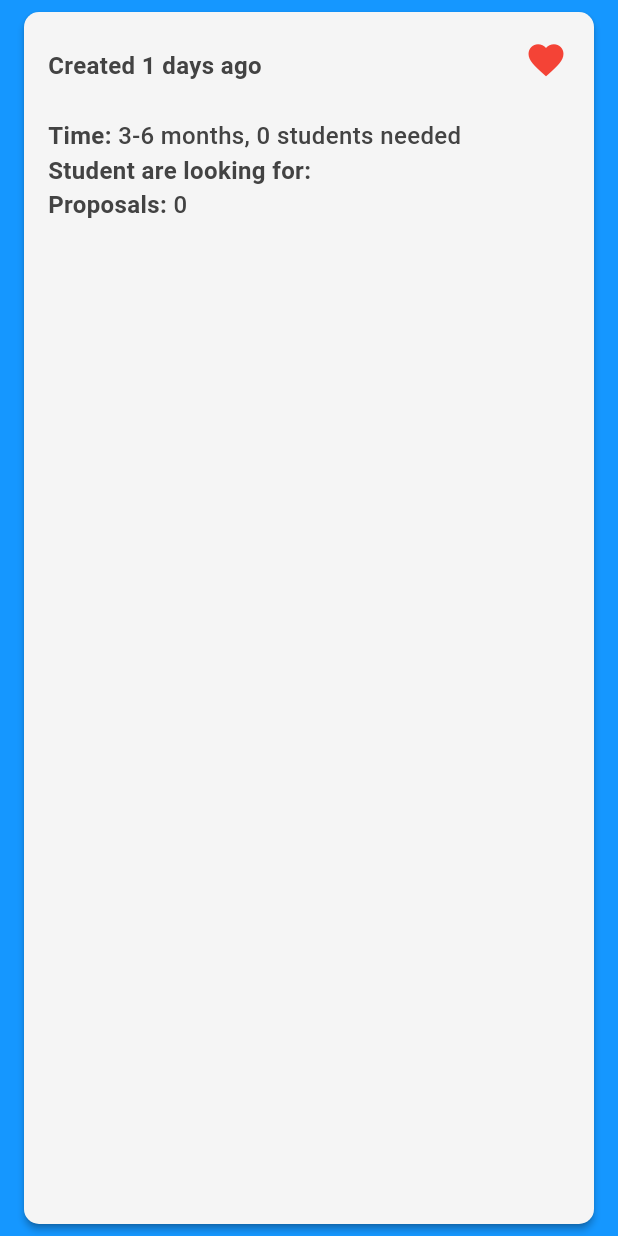
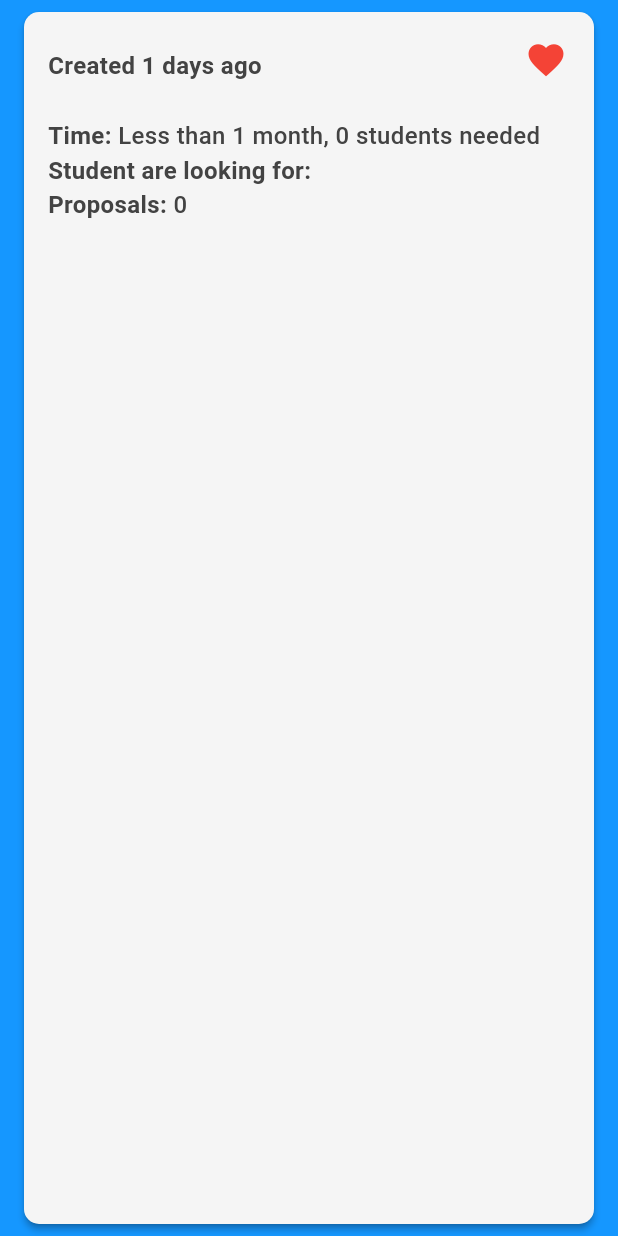
Before and after one commit to PhuocDinh462/student_hub, a Flutter app: the ProjectCard widget shown alone on an empty page, opened directly with empty values, after a tap on the "favorite outline" icon, on a phone screen of 412 x 824 dp. Run offline on Flutter 3.47's test engine with Material 3 defaults, Android fonts, the phone set to English and light mode, and no system bars; drawn by our look-alikes of loader_overlay; our stand-ins replace awesome_snackbar_content, dio, dotted_border, equatable, file_picker, flutter_dotenv and 9 more; missing offline and left inert: country_flags, language_code; accounts and stored records are empty; generated files the repository leaves out were written again; network calls fail.

Commit message:
feat: add favorite project

```diff
--- a/lib/screens/project/projects.dart
+++ b/lib/screens/project/projects.dart
@@ -241,7 +241,9 @@ class _ProjectsState extends State<Projects> {
                       child: ListView.builder(
                         itemCount: filteredProjects.length,
                         itemBuilder: (context, index) {
-                          return ProjectCard(project: filteredProjects[index]);
+                          return ProjectCard(
+                              project: filteredProjects[index],
+                              projectService: projectService);
                         },
                       ),
                     ),
--- a/lib/screens/project/projects_saved.dart
+++ b/lib/screens/project/projects_saved.dart
@@ -81,7 +81,9 @@ class _ProjectsSavedState extends State<ProjectsSaved> {
                       child: ListView.builder(
                         itemCount: projects.length,
                         itemBuilder: (context, index) {
-                          return ProjectCard(project: projects[index]);
+                          return ProjectCard(
+                              project: projects[index],
+                              projectService: projectService);
                         },
                       ),
                     ),
--- a/lib/widgets/project_card.dart
+++ b/lib/widgets/project_card.dart
@@ -1,12 +1,18 @@
+import 'package:dio/dio.dart';
 import 'package:flutter/material.dart';
+import 'package:provider/provider.dart';
+import 'package:student_hub/api/services/api.services.dart';
 import 'package:student_hub/constants/theme.dart';
 import 'package:student_hub/models/project.dart';
+import 'package:student_hub/providers/providers.dart';
 import 'package:student_hub/widgets/project_detail.dart';
+import 'package:flutter_dotenv/flutter_dotenv.dart';
 
 class ProjectCard extends StatefulWidget {
   final Project project;
-
-  const ProjectCard({super.key, required this.project});
+  final ProjectService projectService;
+  const ProjectCard(
+      {super.key, required this.project, required this.projectService});
 
   @override
   State<ProjectCard> createState() => _ProjectCardState();
@@ -19,29 +25,59 @@ class _ProjectCardState extends State<ProjectCard> {
   late String projectDescription;
   late int proposalsCount;
   late bool isFavorite;
-
+  final Dio dio = Dio();
+  final String? apiServer = dotenv.env['API_SERVER'];
   @override
   void initState() {
     super.initState();
-    updateProjectData();
+    initializeStateProject();
   }
 
-  void updateProjectData() {
+  void initializeStateProject() {
     final project = widget.project;
     daysAgo = DateTime.now().difference(project.createdAt).inDays > 0
         ? DateTime.now().difference(project.createdAt).inDays
         : 1;
-    timeDuration = project.completionTime == ProjectScopeFlag.oneToThreeMonth
-        ? '1-3 months'
-        : '3-6 months';
+    timeDuration = project.completionTime == ProjectScopeFlag.lessThanOneMonth
+        ? 'Less than 1 month'
+        : project.completionTime == ProjectScopeFlag.oneToThreeMonth
+            ? '1-3 months'
+            : project.completionTime == ProjectScopeFlag.threeToSixMonth
+                ? '3-6 months'
+                : 'More than 6 months';
+
     studentsNeeded = project.requiredStudents;
     projectDescription = project.description;
     proposalsCount = project.proposals;
     isFavorite = project.favorite;
   }
 
+  Future<void> updateProjectState(
+      UserProvider provider, int projectId, int disableFlag) async {
+    try {
+      Map<String, dynamic> headers = {
+        'Authorization': 'Bearer ${provider.currentUser?.token}',
+      };
+      final data = {
+        'projectId': projectId,
+        'disableFlag': disableFlag,
+      };
+      await dio.patch(
+        '$apiServer/favoriteProject/${provider.currentUser!.studentId!}',
+        data: data,
+        options: Options(headers: headers),
+      );
+      // final response = widget.projectService.updateFavoriteProject(
+      //     projectId, disableFlag, provider.currentUser!.studentId!);
+    } catch (e) {
+      throw Exception('Failed to update favorite project');
+    }
+  }
+
   @override
   Widget build(BuildContext context) {
+    final UserProvider userProvider =
+        Provider.of<UserProvider>(context, listen: false);
     return Card(
       elevation: 2,
       margin: const EdgeInsets.symmetric(horizontal: 16, vertical: 8),
@@ -157,6 +193,14 @@ class _ProjectCardState extends State<ProjectCard> {
               onPressed: () {
                 setState(() {
                   isFavorite = !isFavorite;
+                  // final handleUpdate = widget.projectService
+                  //     .updateFavoriteProject(
+                  //         widget.project.id,
+                  //         isFavorite ? 0 : 1,
+                  //         userProvider.currentUser!.studentId!);
+                  // print(handleUpdate);
+                  updateProjectState(
+                      userProvider, widget.project.id, isFavorite ? 0 : 1);
                 });
               },
             ),
```
Also changed, not shown: lib/api/services/project.service.dart (+19 -0 lines).
